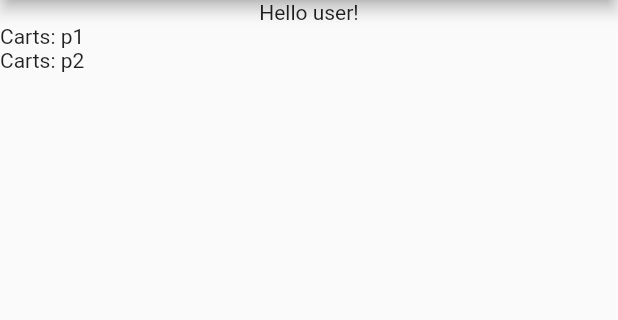
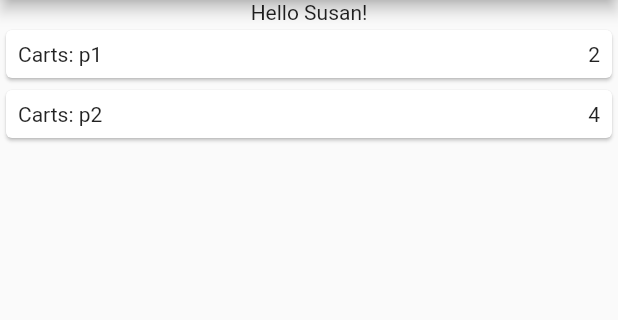
Before and after one commit to Omerixe/EcoMi, a Flutter app: the screen it shows after launch, on a phone screen of 412 x 824 dp, the part 84-404 px from its top. Run offline on Flutter 3.47's test engine with Material 2 defaults, Android fonts, the phone set to English and light mode, and no system bars.

Commit message:
add the name of the customer

```diff
--- a/assets/customer.json
+++ b/assets/customer.json
@@ -1,5 +1,6 @@
 {
   "id": "customer1",
+  "name": "Susan",
   "carts": [
     {
       "id": "p1",
--- a/lib/data/customer.dart
+++ b/lib/data/customer.dart
@@ -5,9 +5,10 @@ part 'customer.g.dart';
 @JsonSerializable()
 class Customer {
   final String id;
+  final String name;
   final List<Cart> carts;
 
-  Customer(this.id, this.carts);
+  Customer(this.id, this.name, this.carts);
 
   factory Customer.fromJson(Map<String, dynamic> json) =>
       _$CustomerFromJson(json);
--- a/lib/screens/home_page.dart
+++ b/lib/screens/home_page.dart
@@ -31,13 +31,28 @@ class _HomePageState extends State<HomePage> {
         future: customer,
         builder: (BuildContext context, AsyncSnapshot<Customer> snapshot) {
           if (snapshot.hasData) {
+            var customer = snapshot.data!;
             return Column(children: [
-              Text('Hello user!'),
+              Text('Hello ${customer.name}!'),
               Expanded(
                 child: ListView.builder(
-                    itemCount: snapshot.data!.carts.length,
+                    itemCount: customer.carts.length,
                     itemBuilder: (BuildContext context, int index) {
-                      return Text('Carts: ${snapshot.data!.carts[index].id}');
+                      return Card(
+                        child: Padding(
+                          padding: const EdgeInsets.all(8.0),
+                          child: Row(
+                            crossAxisAlignment: CrossAxisAlignment.center,
+                            mainAxisAlignment: MainAxisAlignment.spaceBetween,
+                            children: [
+                              Text('Carts: ${customer.carts[index].id}'),
+                              Text(
+                                '${customer.carts[index].score}',
+                              ),
+                            ],
+                          ),
+                        ),
+                      );
                     }),
               )
             ]);
```
Also changed, not shown: lib/data/customer.g.dart.
